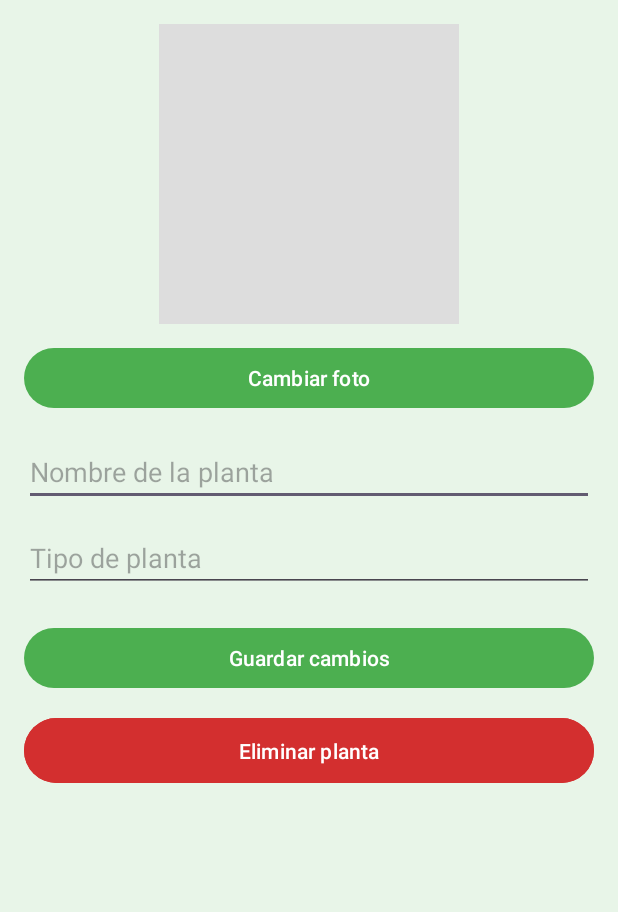
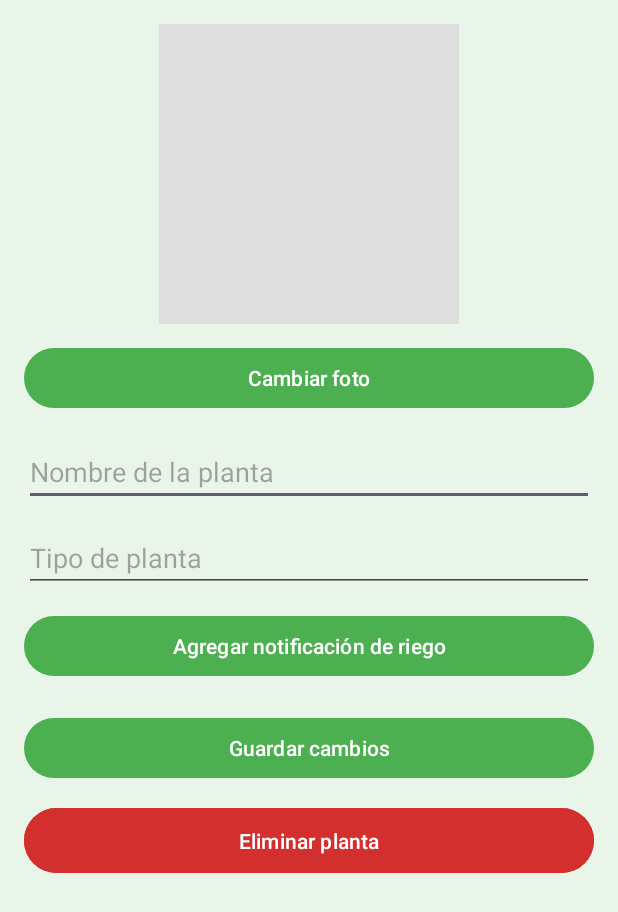
Before and after one commit to VictoriaLafMicaela/PlantCare, an Android app: the EditarPlantaActivity screen opened directly, with no data from a screen before it, on a phone screen of 412 x 824 dp. Shown: the top 912 px of the screen. Run offline under Robolectric (Android 15) with nearby library versions, the phone set to English and light mode, and no system bars; 5 statements that could not run were skipped.

Commit message:
Update activity_editar_planta.xml
Se agregó botón para notificación de riego

```diff
--- a/app/src/main/res/layout/activity_editar_planta.xml
+++ b/app/src/main/res/layout/activity_editar_planta.xml
@@ -38,6 +38,13 @@
             android:layout_height="wrap_content"
             android:hint="Tipo de planta"
             android:layout_marginTop="12dp" />
+        <Button
+            android:id="@+id/btnAgregarRiegoCalendario"
+            android:layout_width="match_parent"
+            android:layout_height="wrap_content"
+            android:text="Agregar notificación de riego"
+            android:layout_marginTop="12dp"/>
+
 
         <Button
             android:id="@+id/btnGuardarCambios"
```
